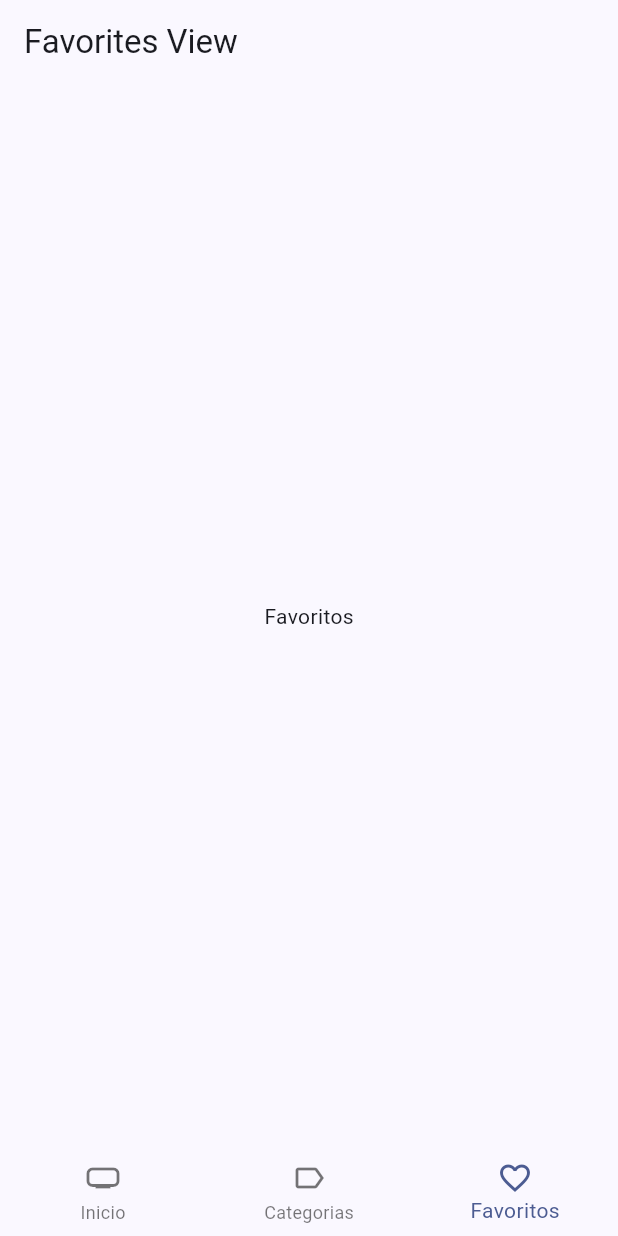
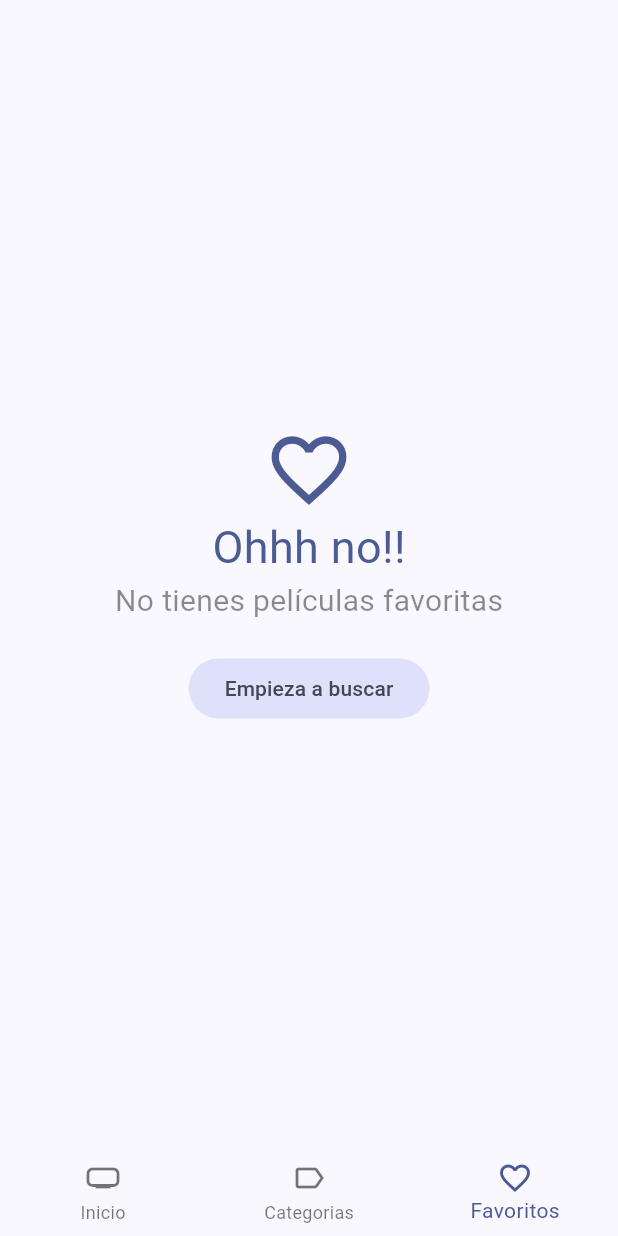
Before and after one commit to sebasrios977/cine-flutter, a Flutter app: the screen it shows after launch, item 3 of the bottom bar chosen, on a phone screen of 412 x 824 dp. Run offline on Flutter 3.47's test engine with Material 3 defaults, Android fonts, the phone set to English and light mode, and no system bars; our stand-ins replace animate_do, card_swiper, dio, flutter_dotenv, flutter_riverpod, go_router and 1 more; accounts and stored records are empty; generated files the repository leaves out were written again; network calls fail.

Commit message:
17 end section

```diff
--- a/lib/domain/entities/movie.dart
+++ b/lib/domain/entities/movie.dart
@@ -1,6 +1,12 @@
 
 
+import 'package:isar/isar.dart';
+part 'movie.g.dart';
+
+@collection
 class Movie {
+  Id? isarId;
+
   final bool adult;
   final String backdropPath;
   final List<String> genreIds;
--- a/lib/presentation/views/movies/favorites_view.dart
+++ b/lib/presentation/views/movies/favorites_view.dart
@@ -1,16 +1,80 @@
+import 'package:cinemapedia/presentation/providers/storage/favorite_movies_provider.dart';
+import 'package:cinemapedia/presentation/widgets/movies/movie_masonry.dart';
 import 'package:flutter/material.dart';
+import 'package:flutter_riverpod/flutter_riverpod.dart';
+import 'package:go_router/go_router.dart';
 
 
-class FavoritesView extends StatelessWidget {
+class FavoritesView extends ConsumerStatefulWidget {
   const FavoritesView({super.key});
 
   @override
+  FavoritesViewState createState() => FavoritesViewState();
+}
+
+class FavoritesViewState extends ConsumerState<FavoritesView> {
+
+  bool isLastPage = false;
+  bool isLoading = false;
+
+  @override
+  void initState() {
+    super.initState();
+
+    loadNextPage();
+
+  }
+
+  void loadNextPage() async {
+
+    if ( isLoading || isLastPage ) return;
+    isLoading = true;
+
+    final movies = await ref.read(favoriteMoviesProvider.notifier).loadNextPage();
+    isLoading = false;
+
+    if ( movies.isEmpty ) {
+      isLastPage = true;
+    }
+
+  }
+
+
+  @override
   Widget build(BuildContext context) {
+
+    final favoriteMovies = ref.watch(favoriteMoviesProvider).values.toList();
+
+
+    if ( favoriteMovies.isEmpty ) {
+      final colors = Theme.of(context).colorScheme;
+      return Center(
+        child: Column(
+          mainAxisAlignment: MainAxisAlignment.center,
+          crossAxisAlignment: CrossAxisAlignment.center,
+          children: [
+            Icon( Icons.favorite_outline_sharp, size: 60, color: colors.primary ),
+            Text('Ohhh no!!', style: TextStyle( fontSize: 30, color: colors.primary)),
+            const Text('No tienes películas favoritas', style: TextStyle( fontSize: 20, color: Colors.black45 )),
+
+            const SizedBox(height: 20),
+            FilledButton.tonal(
+              onPressed: () => context.go('/home/0'),
+              child: const Text('Empieza a buscar')
+            )
+          ],
+        ),
+      );
+    }
+
+
+
+
     return Scaffold(
-      appBar: AppBar(
-        title: const Text('Favorites View'),
-      ),
-      body: const Center(child: Text('Favoritos'),)
+      body: MovieMasonry(
+        loadNextPage: loadNextPage,
+        movies: favoriteMovies
+      )
     );
   }
 }
--- a/lib/presentation/widgets/shared/custom_appbar.dart
+++ b/lib/presentation/widgets/shared/custom_appbar.dart
@@ -42,7 +42,7 @@ class CustomAppbar extends ConsumerWidget {
                 ).then((movie) {
                   if (movie == null) return;
 
-                  context.push('/movie/${movie.id}');
+                  context.push('/home/0/movie/${movie.id}');
                 });
               },
               icon: const Icon(Icons.search),
--- a/pubspec.yaml
+++ b/pubspec.yaml
@@ -14,13 +14,19 @@ dependencies:
     sdk: flutter
   flutter_dotenv: ^5.2.1
   flutter_riverpod: ^2.2.0
+  flutter_staggered_grid_view: ^0.7.0
   go_router: ^6.0.9
   intl: ^0.19.0
+  isar: ^3.0.5
+  isar_flutter_libs: ^3.0.5
+  path_provider: ^2.0.15
 
 dev_dependencies:
+  build_runner: ^2.3.3
   flutter_lints: ^2.0.0
   flutter_test:
     sdk: flutter
+  isar_generator: ^3.0.5
 
 flutter:
   uses-material-design: true
```
Also changed, not shown: lib/domain/datasources/local_storage_datasource.dart (added, +10 -0 lines), lib/domain/repositories/local_storage_repository.dart (added, +12 -0 lines), lib/infrastructure/datasources/isar_datasource.dart (added, +56 -0 lines), lib/infrastructure/repositories/local_storage_repository_impl.dart (added, +30 -0 lines), lib/presentation/providers/storage/favorite_movies_provider.dart (added, +52 -0 lines), lib/presentation/providers/storage/local_storage_provider.dart (added, +11 -0 lines), lib/presentation/screens/movies/movie_screen.dart (+72 -18 lines), lib/presentation/widgets/movies/movie_masonry.dart (added, +74 -0 lines), lib/presentation/widgets/movies/movie_poster_link.dart (added, +26 -0 lines), lib/domain/entities/movie.g.dart (added), pubspec.lock, 6 other files.
